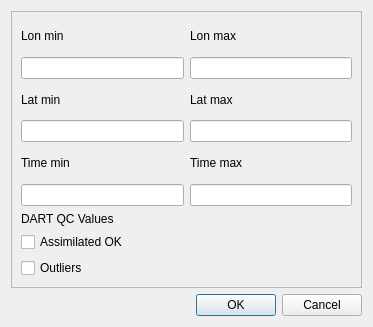
First picture: the form in src/main/resources/designer/subset_dialog.ui, repository anhqngo/netCDF-GUI, before the edit.
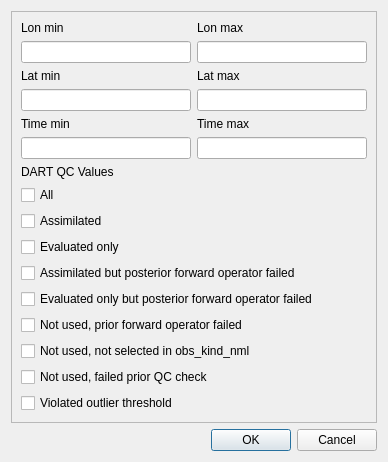
Second picture: the form after the edit.

```diff
--- a/src/main/resources/designer/subset_dialog.ui
+++ b/src/main/resources/designer/subset_dialog.ui
@@ -6,8 +6,8 @@
    <rect>
     <x>0</x>
     <y>0</y>
-    <width>373</width>
-    <height>327</height>
+    <width>388</width>
+    <height>459</height>
    </rect>
   </property>
   <property name="windowTitle">
@@ -105,7 +105,7 @@
         </property>
        </widget>
       </item>
-      <item row="6" column="0">
+      <item row="6" column="0" colspan="2">
        <layout class="QVBoxLayout" name="verticalLayout">
         <item>
          <widget class="QLabel" name="time_min_label_2">
@@ -117,14 +117,63 @@
         <item>
          <widget class="QCheckBox" name="checkBox">
           <property name="text">
-           <string>Assimilated OK</string>
+           <string>All</string>
           </property>
          </widget>
         </item>
         <item>
          <widget class="QCheckBox" name="checkBox_2">
           <property name="text">
-           <string>Outliers</string>
+           <string>Assimilated</string>
+          </property>
+         </widget>
+        </item>
+        <item>
+         <widget class="QCheckBox" name="qc_checkbox_1">
+          <property name="text">
+           <string>Evaluated only</string>
+          </property>
+         </widget>
+        </item>
+        <item>
+         <widget class="QCheckBox" name="qc_checkbox_2">
+          <property name="text">
+           <string>Assimilated but posterior forward operator failed</string>
+          </property>
+         </widget>
+        </item>
+        <item>
+         <widget class="QCheckBox" name="qc_checkbox_3">
+          <property name="text">
+           <string>Evaluated only but posterior forward operator failed</string>
+          </property>
+         </widget>
+        </item>
+        <item>
+         <widget class="QCheckBox" name="qc_checkbox_4">
+          <property name="text">
+           <string>Not used, prior forward operator failed</string>
+          </property>
+         </widget>
+        </item>
+        <item>
+         <widget class="QCheckBox" name="qc_checkbox_5">
+          <property name="text">
+           <string>Not used, not selected in obs_kind_nml</string>
+          </property>
+         </widget>
+        </item>
+        <item>
+         <widget class="QCheckBox" name="qc_checkbox_6">
+          <property name="text">
+           <string>Not used, failed prior QC check</string>
+          </property>
+         </widget>
+        </item>
+        <item>
+         <widget class="QCheckBox" name="qc_checkbox_7">
+          <property name="text">
+           <string>Violated outlier threshold</string>
           </property>
          </widget>
         </item>
```
Left out of the diff: 70 changed lines with no effect on the pictures.
